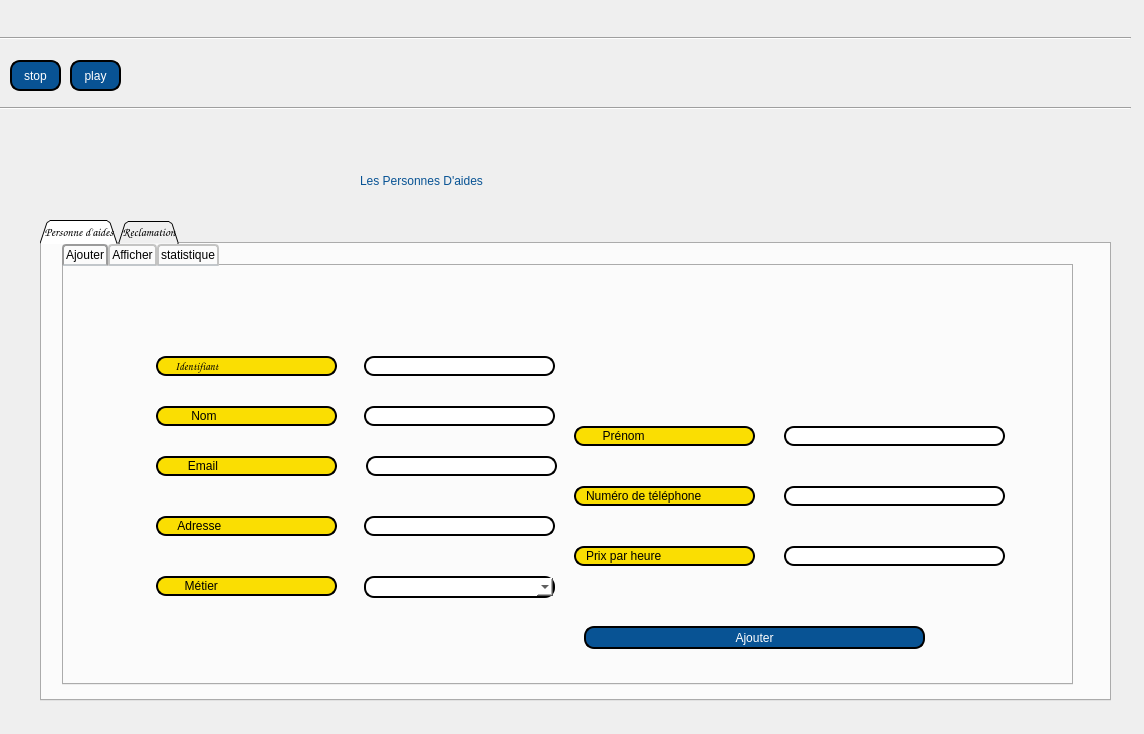
Qt form mainwindow1.ui (yanni2302/smart_parental_monitoring_2A22) before a commit.
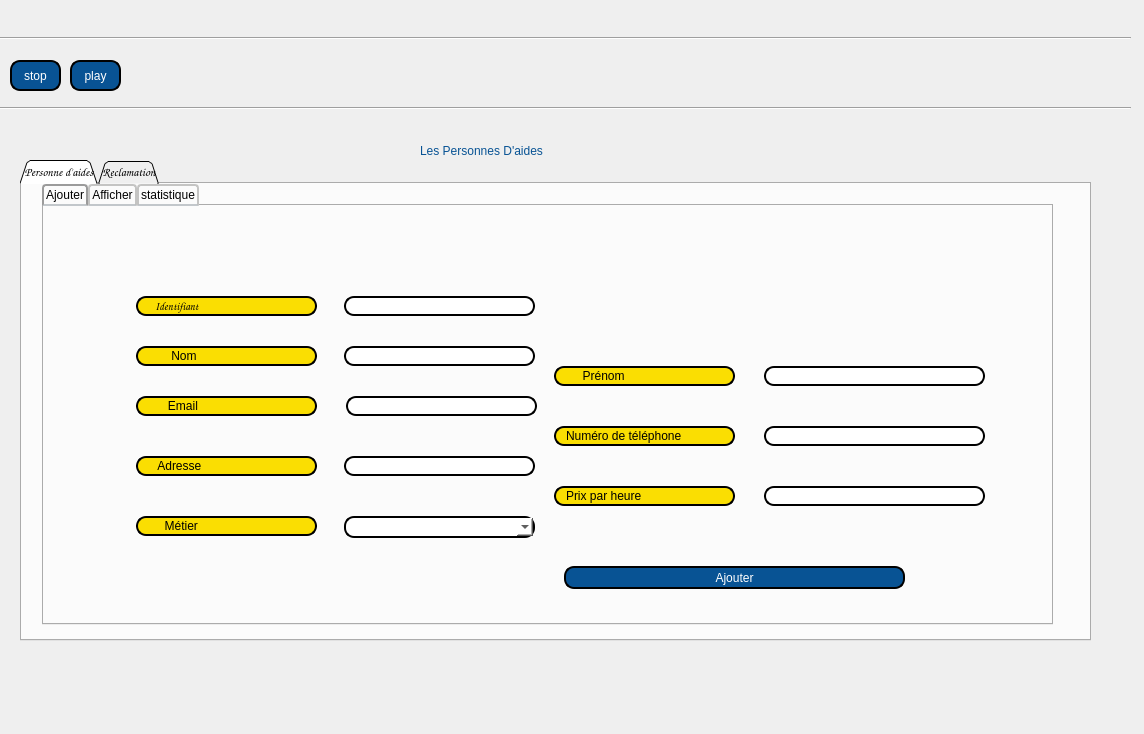
The same form after that commit. Icons and pictures are not drawn.

```diff
--- a/mainwindow1.ui
+++ b/mainwindow1.ui
@@ -115,8 +115,8 @@
   <widget class="QTabWidget" name="tabWidget">
    <property name="geometry">
     <rect>
-     <x>40</x>
-     <y>220</y>
+     <x>20</x>
+     <y>160</y>
      <width>1071</width>
      <height>481</height>
     </rect>
@@ -1606,8 +1606,8 @@
   <widget class="QLabel" name="label_6">
    <property name="geometry">
     <rect>
-     <x>360</x>
-     <y>120</y>
+     <x>420</x>
+     <y>90</y>
      <width>431</width>
      <height>121</height>
     </rect>
```
